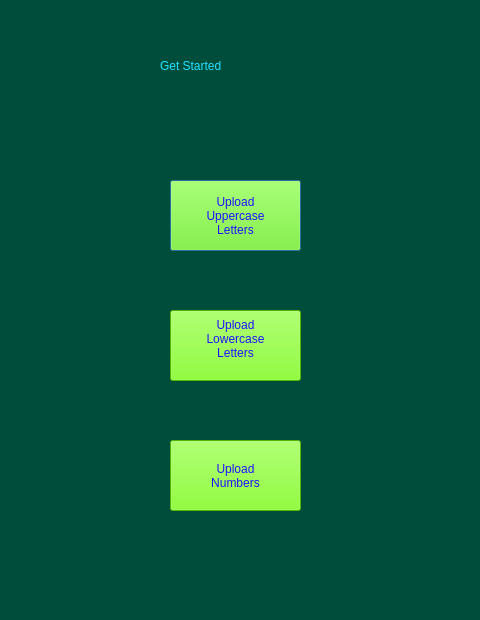
Old version of the form mainscreen.ui in the repository akritiupreti/Ignitia-Thachaina.
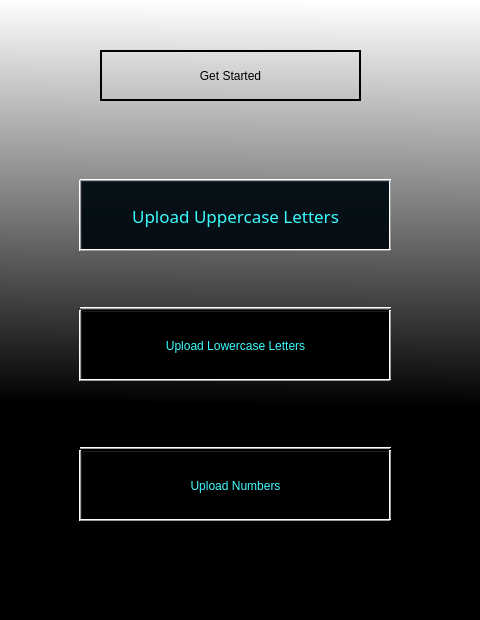
New version of the form.

What changed in the file:
```diff
--- a/mainscreen.ui
+++ b/mainscreen.ui
@@ -14,42 +14,64 @@
    <string>Dialog</string>
   </property>
   <property name="styleSheet">
-   <string notr="true">background-color: rgb(0, 77, 60);</string>
+   <string notr="true">
+background-color: qlineargradient(spread:pad, x1:0.483, y1:0.653773, x2:0.488, y2:0, stop:0 rgba(0, 0, 0, 255), stop:1 rgba(255, 255, 255, 255));</string>
   </property>
   <widget class="QLabel" name="label">
    <property name="geometry">
     <rect>
-     <x>160</x>
-     <y>40</y>
-     <width>161</width>
+     <x>100</x>
+     <y>50</y>
+     <width>261</width>
      <height>51</height>
     </rect>
    </property>
    <property name="styleSheet">
-    <string notr="true">font: 20pt &quot;Calisto MT&quot;;
-color: rgb(33, 226, 255);</string>
+    <string notr="true">font: 20pt &quot;Casandra&quot;;
+color: rgb(0, 0, 0);
+background-color: rgb(255, 170,  rgb(147, 196, 255));</string>
+   </property>
+   <property name="frameShape">
+    <enum>QFrame::WinPanel</enum>
+   </property>
+   <property name="frameShadow">
+    <enum>QFrame::Plain</enum>
+   </property>
+   <property name="lineWidth">
+    <number>2</number>
    </property>
    <property name="text">
     <string>Get Started</string>
    </property>
+   <property name="alignment">
+    <set>Qt::AlignCenter</set>
+   </property>
   </widget>
   <widget class="QPushButton" name="uppercasebutton">
    <property name="geometry">
     <rect>
-     <x>170</x>
+     <x>80</x>
      <y>180</y>
-     <width>131</width>
+     <width>311</width>
      <height>71</height>
     </rect>
    </property>
+   <property name="font">
+    <font>
+     <family>Queensides</family>
+     <pointsize>13</pointsize>
+     <weight>7</weight>
+     <italic>false</italic>
+     <bold>false</bold>
+    </font>
+   </property>
    <property name="styleSheet">
-    <string notr="true">color: rgb(32, 17, 255);
-background-color: rgb(110, 255, 0);</string>
+    <string notr="true">font: 57 13pt &quot;Queensides&quot;;
+color: rgb(61, 252, 255);
+background-color: rgb(0, 0, 0);</string>
    </property>
    <property name="text">
-    <string>Upload
-Uppercase
-Letters</string>
+    <string>Upload Uppercase Letters</string>
    </property>
    <property name="default">
     <bool>false</bool>
@@ -61,21 +83,19 @@
   <widget class="QPushButton" name="lowercasebutton">
    <property name="geometry">
     <rect>
-     <x>170</x>
+     <x>80</x>
      <y>310</y>
-     <width>131</width>
+     <width>311</width>
      <height>71</height>
     </rect>
    </property>
    <property name="styleSheet">
-    <string notr="true">color: rgb(32, 17, 255);
-background-color: rgb(110, 255, 0);</string>
+    <string notr="true">font: 13pt &quot;Queensides&quot;;
+color: rgb(61, 252, 255);
+background-color: rgb(0, 0, 0);</string>
    </property>
    <property name="text">
-    <string>Upload
-Lowercase
-Letters
-</string>
+    <string>Upload Lowercase Letters</string>
    </property>
    <property name="default">
     <bool>false</bool>
@@ -87,25 +107,253 @@
   <widget class="QPushButton" name="numbersbutton">
    <property name="geometry">
     <rect>
-     <x>170</x>
+     <x>80</x>
+     <y>450</y>
+     <width>311</width>
+     <height>71</height>
+    </rect>
+   </property>
+   <property name="styleSheet">
+    <string notr="true">font: 13pt &quot;Queensides&quot;;
+color: rgb(61, 252, 255);
+background-color: rgb(0, 0, 0);</string>
+   </property>
+   <property name="text">
+    <string>Upload Numbers</string>
+   </property>
+   <property name="default">
+    <bool>false</bool>
+   </property>
+   <property name="flat">
+    <bool>false</bool>
+   </property>
+  </widget>
+  <widget class="QFrame" name="frame_5">
+   <property name="geometry">
+    <rect>
+     <x>70</x>
+     <y>180</y>
+     <width>20</width>
+     <height>71</height>
+    </rect>
+   </property>
+   <property name="styleSheet">
+    <string notr="true">background-color: rgb(85, 255,  rgb(147, 196, 255));</string>
+   </property>
+   <property name="frameShape">
+    <enum>QFrame::VLine</enum>
+   </property>
+   <property name="frameShadow">
+    <enum>QFrame::Raised</enum>
+   </property>
+  </widget>
+  <widget class="QFrame" name="frame_6">
+   <property name="geometry">
+    <rect>
+     <x>380</x>
+     <y>180</y>
+     <width>20</width>
+     <height>71</height>
+    </rect>
+   </property>
+   <property name="styleSheet">
+    <string notr="true">background-color: rgb(85, 255,  rgb(147, 196, 255));</string>
+   </property>
+   <property name="frameShape">
+    <enum>QFrame::VLine</enum>
+   </property>
+   <property name="frameShadow">
+    <enum>QFrame::Raised</enum>
+   </property>
+  </widget>
+  <widget class="QFrame" name="frame_7">
+   <property name="geometry">
+    <rect>
+     <x>380</x>
+     <y>310</y>
+     <width>20</width>
+     <height>71</height>
+    </rect>
+   </property>
+   <property name="styleSheet">
+    <string notr="true">background-color: rgb(85, 255,  rgb(147, 196, 255));</string>
+   </property>
+   <property name="frameShape">
+    <enum>QFrame::VLine</enum>
+   </property>
+   <property name="frameShadow">
+    <enum>QFrame::Raised</enum>
+   </property>
+  </widget>
+  <widget class="QFrame" name="frame_8">
+   <property name="geometry">
+    <rect>
+     <x>70</x>
+     <y>310</y>
+     <width>20</width>
+     <height>71</height>
+    </rect>
+   </property>
+   <property name="styleSheet">
+    <string notr="true">background-color: rgb(85, 255,  rgb(147, 196, 255));</string>
+   </property>
+   <property name="frameShape">
+    <enum>QFrame::VLine</enum>
+   </property>
+   <property name="frameShadow">
+    <enum>QFrame::Raised</enum>
+   </property>
+  </widget>
+  <widget class="QFrame" name="frame_9">
+   <property name="geometry">
+    <rect>
+     <x>70</x>
+     <y>450</y>
+     <width>20</width>
+     <height>71</height>
+    </rect>
+   </property>
+   <property name="styleSheet">
+    <string notr="true">background-color: rgb(85, 255,  rgb(147, 196, 255));</string>
+   </property>
+   <property name="frameShape">
+    <enum>QFrame::VLine</enum>
+   </property>
+   <property name="frameShadow">
+    <enum>QFrame::Raised</enum>
+   </property>
+  </widget>
+  <widget class="QFrame" name="frame_10">
+   <property name="geometry">
+    <rect>
+     <x>380</x>
+     <y>450</y>
+     <width>20</width>
+     <height>71</height>
+    </rect>
+   </property>
+   <property name="styleSheet">
+    <string notr="true">background-color: rgb(85, 255,  rgb(147, 196, 255));</string>
+   </property>
+   <property name="frameShape">
+    <enum>QFrame::VLine</enum>
+   </property>
+   <property name="frameShadow">
+    <enum>QFrame::Raised</enum>
+   </property>
+  </widget>
+  <widget class="QFrame" name="frame_2">
+   <property name="geometry">
+    <rect>
+     <x>80</x>
+     <y>170</y>
+     <width>311</width>
+     <height>20</height>
+    </rect>
+   </property>
+   <property name="styleSheet">
+    <string notr="true">background-color: rgb(185, 255,  rgb(147, 196, 255));</string>
+   </property>
+   <property name="frameShape">
+    <enum>QFrame::HLine</enum>
+   </property>
+   <property name="frameShadow">
+    <enum>QFrame::Raised</enum>
+   </property>
+  </widget>
+  <widget class="QFrame" name="frame_3">
+   <property name="geometry">
+    <rect>
+     <x>80</x>
+     <y>240</y>
+     <width>311</width>
+     <height>21</height>
+    </rect>
+   </property>
+   <property name="styleSheet">
+    <string notr="true">background-color: rgb(185, 255,  rgb(147, 196, 255));</string>
+   </property>
+   <property name="frameShape">
+    <enum>QFrame::HLine</enum>
+   </property>
+   <property name="frameShadow">
+    <enum>QFrame::Raised</enum>
+   </property>
+  </widget>
+  <widget class="QFrame" name="frame_4">
+   <property name="geometry">
+    <rect>
+     <x>80</x>
+     <y>300</y>
+     <width>311</width>
+     <height>16</height>
+    </rect>
+   </property>
+   <property name="styleSheet">
+    <string notr="true">background-color: rgb(185, 255,  rgb(147, 196, 255));</string>
+   </property>
+   <property name="frameShape">
+    <enum>QFrame::HLine</enum>
+   </property>
+   <property name="frameShadow">
+    <enum>QFrame::Raised</enum>
+   </property>
+  </widget>
+  <widget class="QFrame" name="frame_11">
+   <property name="geometry">
+    <rect>
+     <x>80</x>
+     <y>370</y>
+     <width>311</width>
+     <height>21</height>
+    </rect>
+   </property>
+   <property name="styleSheet">
+    <string notr="true">background-color: rgb(185, 255,  rgb(147, 196, 255));</string>
+   </property>
+   <property name="frameShape">
+    <enum>QFrame::HLine</enum>
+   </property>
+   <property name="frameShadow">
+    <enum>QFrame::Raised</enum>
+   </property>
+  </widget>
+  <widget class="QFrame" name="frame_12">
+   <property name="geometry">
+    <rect>
+     <x>80</x>
      <y>440</y>
-     <width>131</width>
-     <height>71</height>
+     <width>311</width>
+     <height>16</height>
     </rect>
    </property>
    <property name="styleSheet">
-    <string notr="true">color: rgb(32, 17, 255);
-background-color: rgb(110, 255, 0);</string>
+    <string notr="true">background-color: rgb(185, 255,  rgb(147, 196, 255));</string>
    </property>
-   <property name="text">
-    <string>Upload
-Numbers</string>
+   <property name="frameShape">
+    <enum>QFrame::HLine</enum>
    </property>
-   <property name="default">
-    <bool>false</bool>
+   <property name="frameShadow">
+    <enum>QFrame::Raised</enum>
    </property>
-   <property name="flat">
-    <bool>false</bool>
+  </widget>
+  <widget class="QFrame" name="frame_13">
+   <property name="geometry">
+    <rect>
+     <x>80</x>
+     <y>510</y>
+     <width>311</width>
+     <height>21</height>
+    </rect>
+   </property>
+   <property name="styleSheet">
+    <string notr="true">background-color: rgb(185, 255,  rgb(147, 196, 255));</string>
+   </property>
+   <property name="frameShape">
+    <enum>QFrame::HLine</enum>
+   </property>
+   <property name="frameShadow">
+    <enum>QFrame::Raised</enum>
    </property>
   </widget>
  </widget>
```
